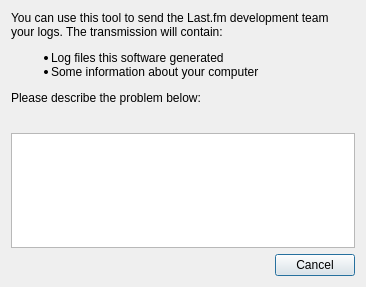
Above: app/client/widgets/SendLogsDialog.ui from dougma/lastfm-desktop before the change. Below: the same form after it.
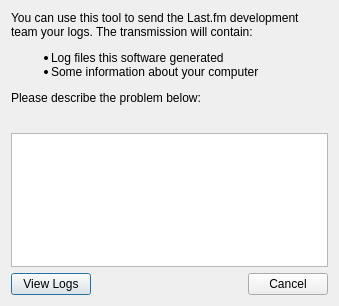
That is the form after the change.

```diff
--- a/app/client/widgets/SendLogsDialog.ui
+++ b/app/client/widgets/SendLogsDialog.ui
@@ -5,16 +5,25 @@
    <rect>
     <x>0</x>
     <y>0</y>
-    <width>366</width>
-    <height>287</height>
+    <width>339</width>
+    <height>306</height>
    </rect>
   </property>
   <property name="windowTitle" >
    <string>Send Logs</string>
   </property>
   <layout class="QVBoxLayout" name="verticalLayout" >
+   <property name="spacing" >
+    <number>-1</number>
+   </property>
    <item>
     <widget class="QLabel" name="infoHeader" >
+     <property name="sizePolicy" >
+      <sizepolicy vsizetype="Minimum" hsizetype="Preferred" >
+       <horstretch>0</horstretch>
+       <verstretch>0</verstretch>
+      </sizepolicy>
+     </property>
      <property name="text" >
       <string>You can use this tool to send the Last.fm development team your logs. The transmission will contain:&lt;ul>&lt;li>Log files this software generated&lt;li>Some information about your computer&lt;/ul>&lt;p>Please describe the problem below:</string>
      </property>
@@ -49,11 +58,22 @@
     <widget class="QTextEdit" name="moreInfoTextEdit" />
    </item>
    <item>
+    <layout class="QHBoxLayout" name="horizontalLayout" >
+     <item>
+      <widget class="QPushButton" name="view" >
+       <property name="text" >
+        <string>View Logs</string>
+       </property>
+      </widget>
+     </item>
+     <item>
     <widget class="QDialogButtonBox" name="buttonBox" >
      <property name="standardButtons" >
       <set>QDialogButtonBox::Cancel</set>
      </property>
     </widget>
+     </item>
+    </layout>
    </item>
   </layout>
  </widget>
```
Lines whose indentation alone changed are shown as unchanged.
